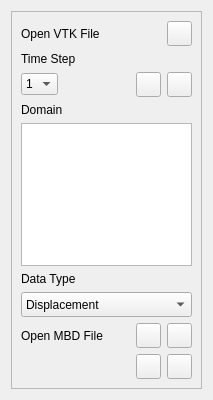
OpenDigitalTwin-Dev/FENGSim, file starter/FENGSim/Visual/VTKDockWidget.ui: the form before one commit.
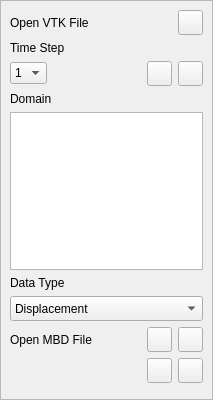
The form after the commit. Icons and pictures are not drawn.

The edit to the form file:
```diff
--- a/starter/FENGSim/Visual/VTKDockWidget.ui
+++ b/starter/FENGSim/Visual/VTKDockWidget.ui
@@ -20,6 +20,18 @@
    <string>Form</string>
   </property>
   <layout class="QVBoxLayout" name="verticalLayout">
+   <property name="leftMargin">
+    <number>0</number>
+   </property>
+   <property name="topMargin">
+    <number>0</number>
+   </property>
+   <property name="rightMargin">
+    <number>0</number>
+   </property>
+   <property name="bottomMargin">
+    <number>0</number>
+   </property>
    <item>
     <widget class="QFrame" name="frame">
      <property name="frameShape">
```
